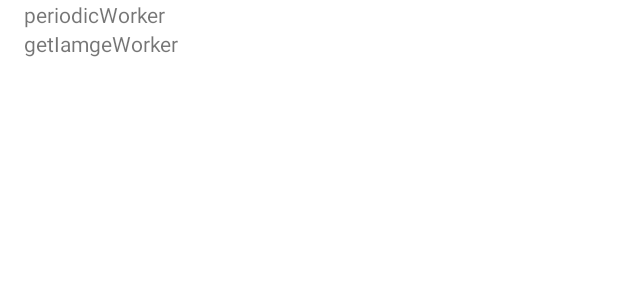
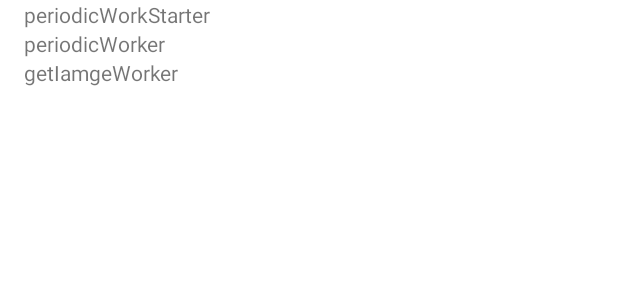
Before and after one commit to o-hackee/MyBingWallpapers, an Android app: the layout activity_main.xml on its own in the app's theme, with its tools: preview values and no code run, on a phone screen of 412 x 824 dp. Shown: the top 300 px of the screen. Run offline under Robolectric (Android 15) with nearby library versions, the phone set to English and light mode, and no system bars.

Commit message:
Revert "periodic work started with initial delay (got rid of dedicated starter)" - not triggered after initial delay, but scheduled for the next day only
This reverts commit d1a3b86b

```diff
--- a/app/src/main/java/com/example/mybingwallpapers/WorkStatusViewModel.kt
+++ b/app/src/main/java/com/example/mybingwallpapers/WorkStatusViewModel.kt
@@ -9,9 +9,11 @@ import androidx.work.WorkManager
 
 class WorkStatusViewModel(application: Application) : AndroidViewModel(application) {
 
+    private val periodicWorkStarterInfos: LiveData<List<WorkInfo>> = WorkManager.getInstance(application).getWorkInfosForUniqueWorkLiveData(PeriodicWorkStarter.workName)
     private val periodicWorkerInfos: LiveData<List<WorkInfo>> = WorkManager.getInstance(application).getWorkInfosForUniqueWorkLiveData(PeriodicWorker.workName)
     private val getImageWorkerInfos: LiveData<List<WorkInfo>> = WorkManager.getInstance(application).getWorkInfosForUniqueWorkLiveData(GetImageWorker.workName)
 
+    val displayPeriodicWorkStarterInfos = Transformations.map(periodicWorkStarterInfos) { workStatus(it, PeriodicWorkStarter.workName) }
     val displayPeriodicWorkerInfos = Transformations.map(periodicWorkerInfos) { workStatus(it, PeriodicWorker.workName) }
     val displayGetImageWorkerInfos = Transformations.map(getImageWorkerInfos) { workStatus(it, GetImageWorker.workName) }
 
--- a/app/src/main/res/layout/activity_main.xml
+++ b/app/src/main/res/layout/activity_main.xml
@@ -30,12 +30,23 @@
             app:layout_constraintTop_toBottomOf="@+id/settings_container">
 
             <com.google.android.material.textview.MaterialTextView
+                android:id="@+id/statusViewPeriodicWorkStarter"
+                android:layout_width="wrap_content"
+                android:layout_height="wrap_content"
+                android:paddingStart="16dp"
+                app:layout_constraintStart_toStartOf="parent"
+                app:layout_constraintTop_toTopOf="parent"
+                android:text="@{viewModel.displayPeriodicWorkStarterInfos}"
+                tools:text="periodicWorkStarter">
+
+            </com.google.android.material.textview.MaterialTextView>
+            <com.google.android.material.textview.MaterialTextView
                 android:id="@+id/statusViewPeriodicWorker"
                 android:layout_width="wrap_content"
                 android:layout_height="wrap_content"
                 android:paddingStart="16dp"
                 app:layout_constraintStart_toStartOf="parent"
-                app:layout_constraintTop_toTopOf="parent"
+                app:layout_constraintTop_toBottomOf="@+id/statusViewPeriodicWorkStarter"
                 android:text="@{viewModel.displayPeriodicWorkerInfos}"
                 tools:text="periodicWorker">
 
```
Also changed, not shown: app/src/main/java/com/example/mybingwallpapers/MySettingsFragment.kt (+8 -12 lines), app/src/main/java/com/example/mybingwallpapers/Workers.kt (+40 -2 lines).
